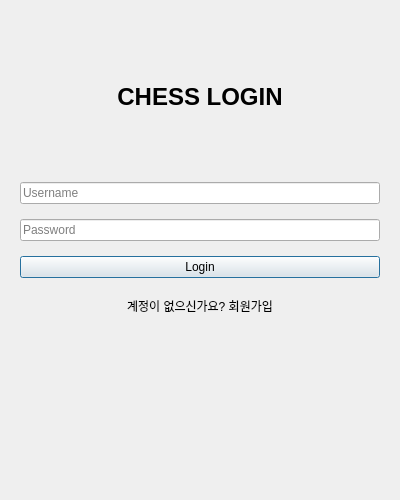
Above: loginwindow.ui from Hun0305/VEDA_CHESS before the change. Below: the same form after it.
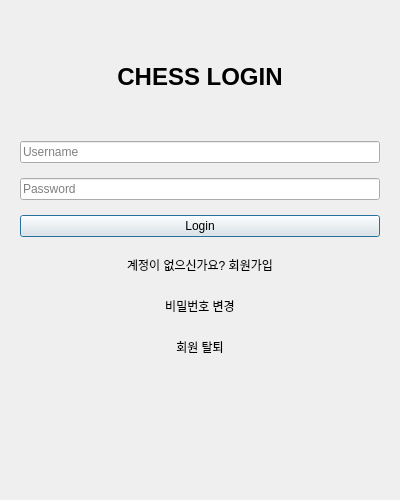
That is the form after the change.

Commit message: user info change and delete

Patch:
```diff
--- a/loginwindow.ui
+++ b/loginwindow.ui
@@ -22,6 +22,9 @@
        <item><widget class="QLineEdit" name="pwLineEdit"><property name="echoMode"><enum>QLineEdit::Password</enum></property><property name="placeholderText"><string>Password</string></property></widget></item>
        <item><widget class="QPushButton" name="loginButton"><property name="text"><string>Login</string></property></widget></item>
        <item><widget class="QPushButton" name="toRegisterButton"><property name="text"><string>계정이 없으신가요? 회원가입</string></property><property name="flat"><bool>true</bool></property></widget></item>
+       <item><widget class="QPushButton" name="btn_changePw"><property name="text"><string>비밀번호 변경</string></property><property name="flat"><bool>true</bool></property></widget></item>
+       
+       <item><widget class="QPushButton" name="btn_deleteAccount"><property name="text"><string>회원 탈퇴</string></property><property name="flat"><bool>true</bool></property></widget></item>
        <item><widget class="QLabel" name="statusLabel"><property name="text"><string/></property><property name="alignment"><set>Qt::AlignCenter</set></property></widget></item>
        <item><spacer name="s2"><property name="orientation"><enum>Qt::Vertical</enum></property></spacer></item>
       </layout>
```
Left out of the diff: 2 changed lines with no effect on the pictures. The commit also changes 8 other files.
